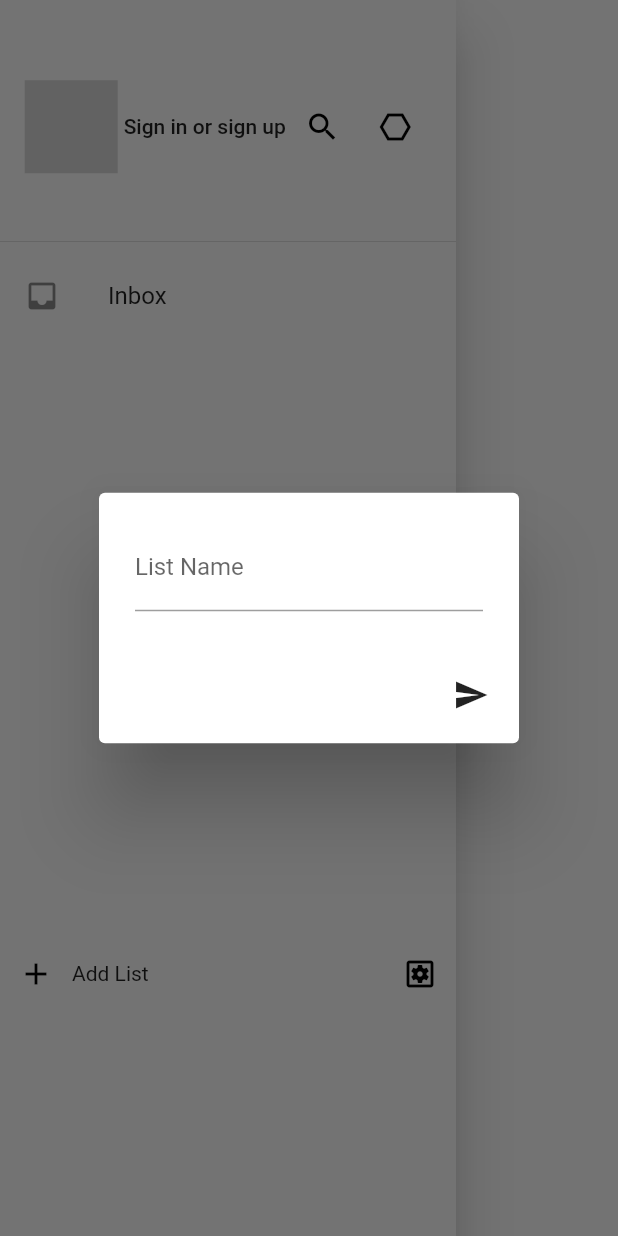
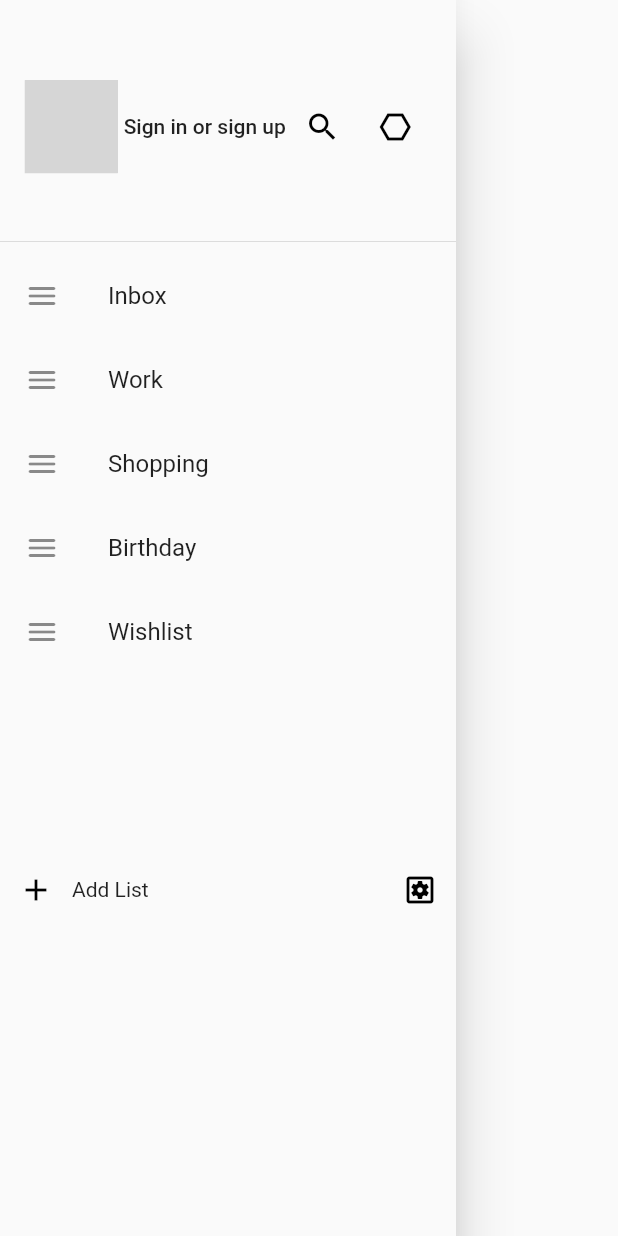
Before and after one commit to Lama1510/Project, a Flutter app: the NavDrawer widget shown alone on an empty page, opened directly, after a tap on the "add" icon, on a phone screen of 412 x 824 dp. Run offline on Flutter 3.47's test engine with Material 2 defaults, Android fonts, the phone set to English and light mode, and no system bars; drawn by our look-alikes of flutter_profile_picture; our stand-ins replace fluttertoast, sqflite; missing offline and left inert: drop_down_list; accounts and stored records are empty; grey boxes are pictures that could not be loaded.

Commit message:
menue list  , catagory model , catatgorys details , subtask test

```diff
--- a/lib/main.dart
+++ b/lib/main.dart
@@ -1,5 +1,6 @@
 // packages :
 import 'package:flutter/material.dart';
+import 'package:project/views/container/catagory_tasks.dart';
 import 'package:provider/provider.dart';
 
 // widgets of project
@@ -16,6 +17,7 @@ void main() {
         routes: {
           '/': (context) => MyHomePage(),
           '/taskDetails': (context) => TaskDetailsScreen(),
+          '/catagoryDetails':(context) => CatagoryDetailsScreen()
         },
         )
       )
--- a/lib/models/task.dart
+++ b/lib/models/task.dart
@@ -1,3 +1,4 @@
+import 'package:project/models/catagory.dart';
 import 'package:project/models/sub_task.dart';
 
 class Task {
@@ -7,9 +8,11 @@ class Task {
   String   ? state;
 //String ?  category;
   List<SubTask> subTasks =[] ;
+  final catagory ? group ;
+
 
   //construcror:
-  Task({this.id,required this.title,  required this.date });
+  Task({this.id,required this.title,  required this.date  , this.group});
   //Task({required this.title, required this.state , required this.category, this.date});
 
   factory Task.fromMap(Map<String, dynamic> data) {
@@ -33,3 +36,30 @@ class Task {
   }
 
 }
+enum catagory {
+  Inbox ,
+    Work ,
+    Shopping ,
+    Birthday ,
+    Wishlist ,
+    Personal,
+  }
+  extension properties on catagory {
+  String get name {
+    switch (this) {
+      case catagory.Inbox:
+        return "Inbox";
+      case catagory.Work:
+        return "Work";
+      case catagory.Birthday:
+        return "Birthday";
+      case catagory.Personal:
+        return "Personal";
+      case catagory.Shopping:
+        return "Shopping";
+      case catagory.Wishlist:
+        return "Wishlist";
+
+    }
+  }
+}
--- a/lib/views/container/side_menu.dart
+++ b/lib/views/container/side_menu.dart
@@ -1,7 +1,10 @@
 import 'package:flutter/material.dart';
 import 'package:flutter_profile_picture/flutter_profile_picture.dart';
 import 'package:project/models/catagory.dart';
+import 'package:project/models/task.dart';
+import 'package:project/views/container/add_task.dart';
 
+import 'catagory_tasks.dart';
 
 class NavDrawer extends StatefulWidget {
   const NavDrawer({super.key});
@@ -11,35 +14,6 @@ class NavDrawer extends StatefulWidget {
 }
 
 class _NavDrawerState extends State<NavDrawer> {
-   static List<Catagory> catagorys =[];
-  TextEditingController catagoryController =TextEditingController();
-
-  _showDaialog ( context){
-    showDialog(context: context,
-     builder:(context) => AlertDialog(
-      content: TextField(
-        decoration: const InputDecoration(
-                    labelText: "List Name ",
-
-                  ),
-                  controller:catagoryController,
-                  keyboardType: TextInputType.text,
-                  textInputAction: TextInputAction.next,
-
-      ),
-      actions: [
-           IconButton(onPressed: (){
-            setState(() {
-               catagorys.add(Catagory(catagory_title: catagoryController.text));
-               catagoryController.clear();
-             Navigator.of(context).pop();
-            });
-            }, icon:Icon( Icons.send)),
-          ],
-     ),
-     );
-
-  }
   @override
   Widget build(BuildContext context) {
     return Drawer(
@@ -47,8 +21,7 @@ class _NavDrawerState extends State<NavDrawer> {
         padding: EdgeInsets.zero,
         children: <Widget>[
           DrawerHeader(
-            child:
-            Row(
+              child: Row(
             mainAxisAlignment: MainAxisAlignment.spaceEvenly,
             children: [
               ProfilePicture(
@@ -56,65 +29,70 @@ class _NavDrawerState extends State<NavDrawer> {
                 radius: 31,
                 fontsize: 21,
                 random: true,
-
               ),
               Text(" Sign in or sign up"),
-                               IconButton(onPressed: (){}, icon: Icon(Icons.search , color: Colors.black,)),
-                                IconButton(onPressed: (){}, icon: Icon(Icons.hexagon_outlined , color: Colors.black,)),
+              IconButton(
+                  onPressed: () {},
+                  icon: Icon(
+                    Icons.search,
+                    color: Colors.black,
+                  )),
+              IconButton(
+                  onPressed: () {},
+                  icon: Icon(
+                    Icons.hexagon_outlined,
+                    color: Colors.black,
+                  )),
             ],
-            )
-
-          ),
-          ListTile(
-
-            leading: Icon(Icons.inbox),
-            title: Text('Inbox'),
-            onTap: () => {},
-          ),
+          )),
           SizedBox(
             height: 400,
-            child: Expanded(child:
-            ListView.builder(
-              itemCount: catagorys.length,
-
-              itemBuilder: (context, index) =>ListTile(
+            child: Expanded(
+                child: ListView.builder(
+                    itemCount: 5,
+                    itemBuilder: (context, index) => ListTile(
                           leading: Icon(Icons.menu_rounded),
-              title: Text("${catagorys[index].catagory_title}"),
-              onTap: () => {},
-
-            )
-            )
+                          title: Text("${catagory.values[index].name}"),
+                          onTap: () => {
+                            Navigator.pushNamed(context, "/catagoryDetails" , arguments: index)
+                          },
+                        ))),
           ),
-          ),
-
-
           Row(
             children: [
-              Expanded(child:  Align(
+              Expanded(
+                child: Align(
                   alignment: Alignment.bottomLeft,
                   child: Row(
                     mainAxisAlignment: MainAxisAlignment.spaceBetween,
                     children: [
                       Row(
                         children: [
-                      IconButton(onPressed: (){
-                        _showDaialog(context);
-                      }, icon: Icon(Icons.add , color: Colors.black,)),
+                          IconButton(
+                              onPressed: () {
+                                //  _showDaialog(context);
+                              },
+                              icon: Icon(
+                                Icons.add,
+                                color: Colors.black,
+                              )),
                           Text("Add List ")
                         ],
-
                       ),
-                   IconButton(onPressed: (){}, icon: Icon(Icons.settings_applications_outlined, color: Colors.black,)),
+                      IconButton(
+                          onPressed: () {},
+                          icon: Icon(
+                            Icons.settings_applications_outlined,
+                            color: Colors.black,
+                          )),
                     ],
                   ),
-        ),),
+                ),
+              ),
             ],
           )
         ],
-
-
       ),
-
     );
   }
 }
--- a/lib/views/presentational/providers/task_list.dart
+++ b/lib/views/presentational/providers/task_list.dart
@@ -1,4 +1,5 @@
 import 'package:flutter/material.dart';
+import 'package:project/models/sub_task.dart';
 import 'package:project/models/task.dart';
 
 class TaskList extends ChangeNotifier {
@@ -15,6 +16,10 @@ class TaskList extends ChangeNotifier {
     _tasks.add(task);
     notifyListeners();
   }
+   addSubTask(SubTask sub_task , int  task_index){
+    _tasks[task_index].subTasks.add(sub_task);
+    notifyListeners();
+  }
 
   // remove one task from tasks list
   remove(Task task){
```
Also changed, not shown: lib/views/container/add_task.dart (+27 -1 lines), lib/views/container/catagory_tasks.dart (added, +59 -0 lines), lib/views/container/task_details.dart (+14 -7 lines), 1 other file. Lines whose indentation alone changed are shown as unchanged.
